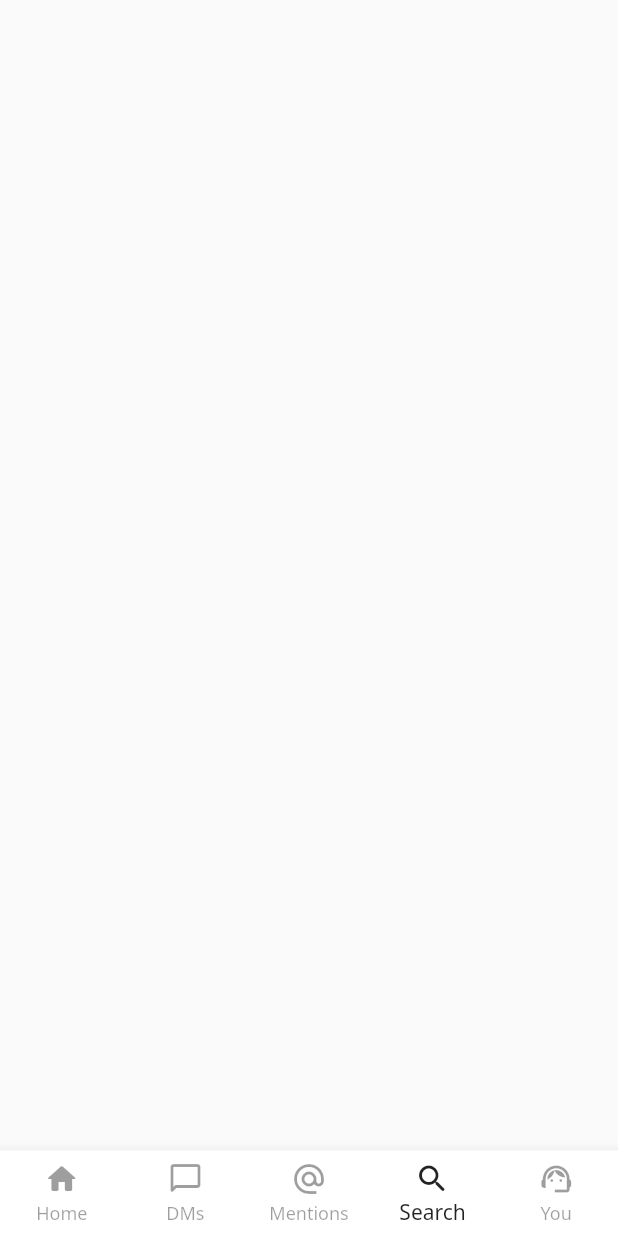
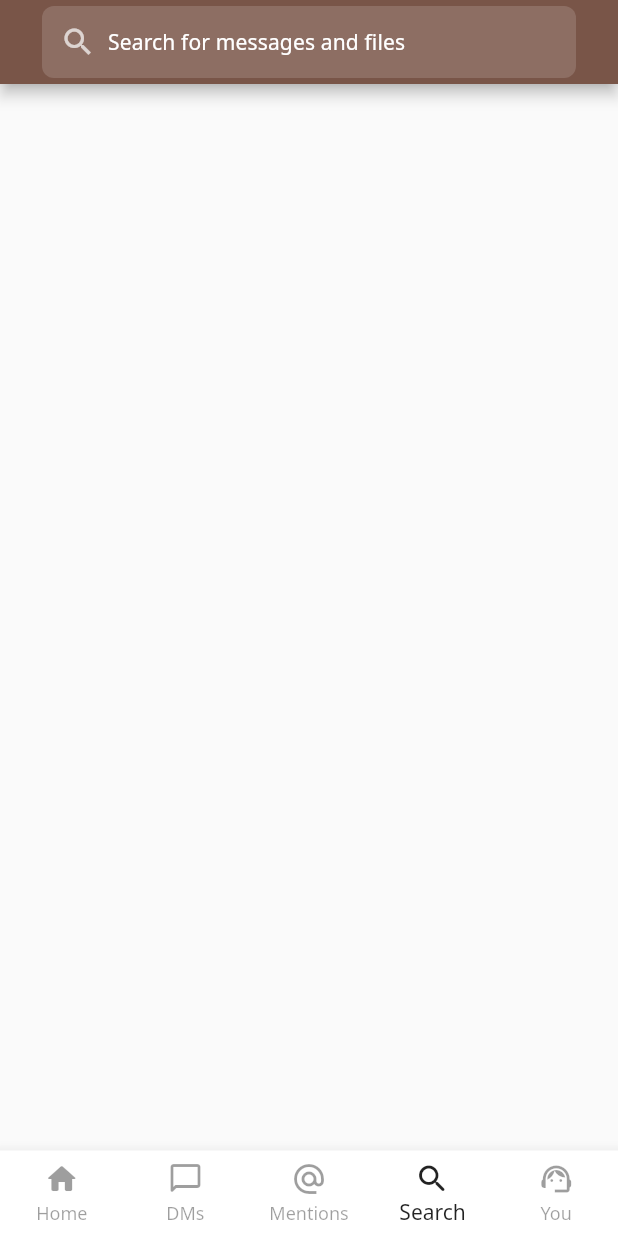
Before and after one commit to oianmol/flutter_slack, a Flutter app: the screen it shows after launch, item 4 of the bottom bar chosen, on a phone screen of 412 x 824 dp. Run offline on Flutter 3.47's test engine with Material 2 defaults, Android fonts, the phone set to English and light mode, and no system bars; our stand-ins replace get, google_fonts.

Commit message:
added textfield in search screen

```diff
--- a/lib/app/pages/dashboard/pages/search/sk_search_screen.dart
+++ b/lib/app/pages/dashboard/pages/search/sk_search_screen.dart
@@ -1,10 +1,46 @@
 import 'package:flutter/material.dart';
+import 'package:get/get.dart';
+import 'package:google_fonts/google_fonts.dart';
 
 class SKSearchScreen extends StatelessWidget {
   const SKSearchScreen({Key? key}) : super(key: key);
 
   @override
   Widget build(BuildContext context) {
-    return Container();
+    return Scaffold(
+      appBar: AppBar(
+        title: Container(
+          margin: const EdgeInsets.symmetric(horizontal: 12, vertical: 12),
+          padding: const EdgeInsets.all(12),
+          decoration: BoxDecoration(
+              color: Colors.brown.shade400,
+              shape: BoxShape.rectangle,
+              borderRadius: BorderRadius.circular(8)),
+          child: Container(
+            child: Row(
+              crossAxisAlignment: CrossAxisAlignment.center,
+              mainAxisAlignment: MainAxisAlignment.center,
+              children: [
+                const Icon(Icons.search_sharp, color: Colors.white70)
+                    .marginOnly(right: 8),
+                Expanded(
+                  child: TextField(
+                    style: GoogleFonts.notoSans(
+                        textStyle: Get.textTheme.subtitle2!
+                            .copyWith(color: Colors.white,fontWeight: FontWeight.w400)),
+                    decoration: InputDecoration.collapsed(
+                        hintText: "Search for messages and files",
+                        hintStyle: GoogleFonts.notoSans(
+                            textStyle: Get.textTheme.subtitle2!
+                                .copyWith(color: Colors.white,fontWeight: FontWeight.w400))),
+                  ),
+                )
+              ],
+            ),
+            width: double.infinity,
+          ),
+        ),
+      ),
+    );
   }
 }
```
Also changed, not shown: 2 other files.
